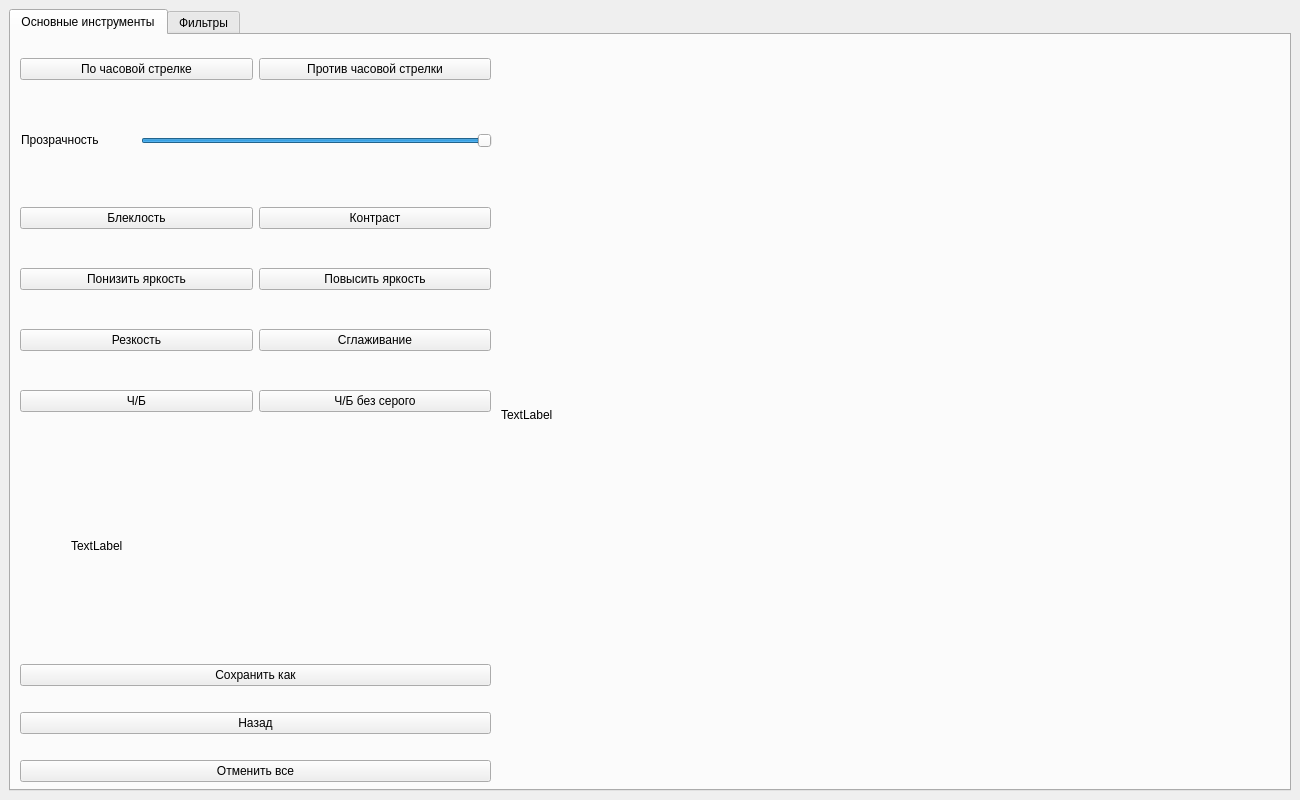
Old version of the form YL_1.ui in the repository 1nc0-gn1t0s/YL_1.
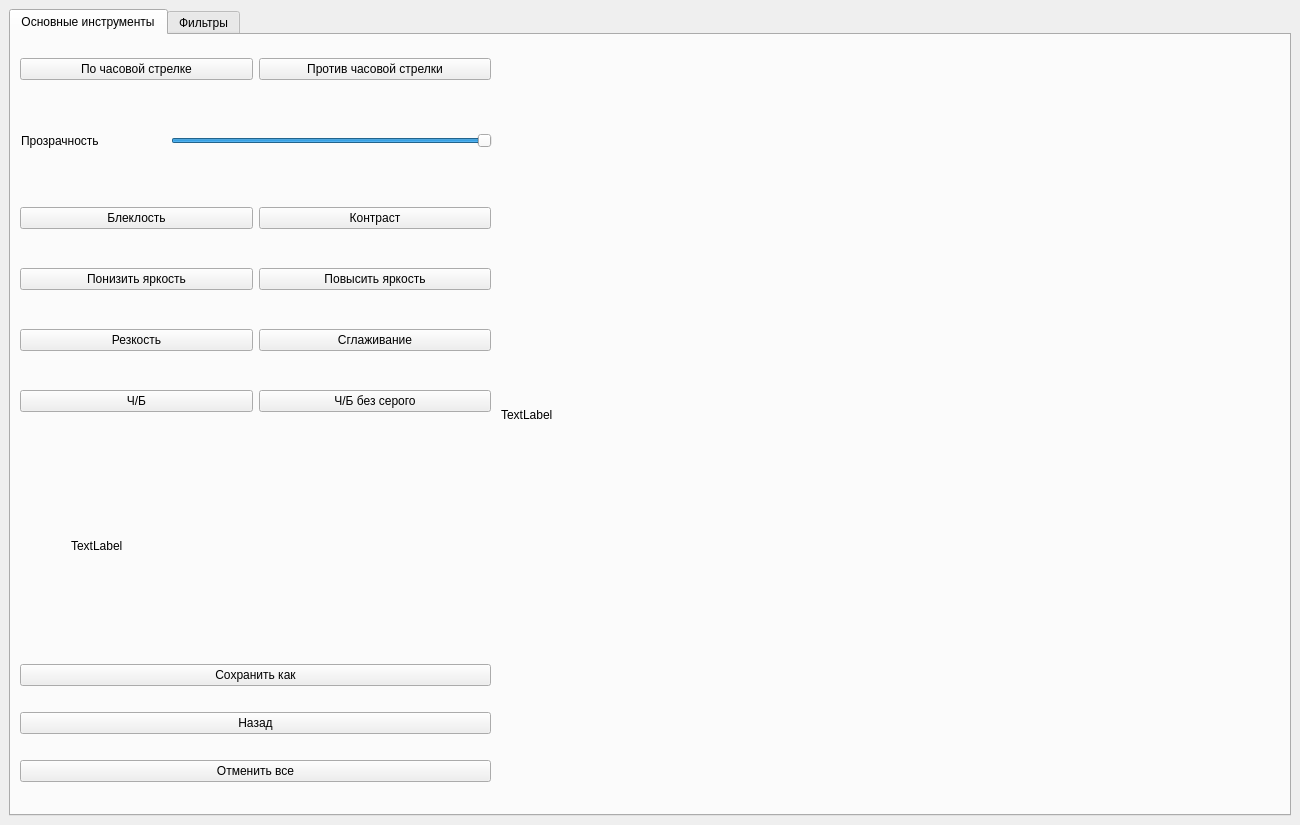
New version of the form.

Diff of the .ui file:
```diff
--- a/YL_1.ui
+++ b/YL_1.ui
@@ -7,7 +7,7 @@
     <x>0</x>
     <y>0</y>
     <width>1300</width>
-    <height>800</height>
+    <height>825</height>
    </rect>
   </property>
   <property name="windowTitle">
@@ -99,9 +99,9 @@
        <widget class="QWidget" name="verticalLayoutWidget_4">
         <property name="geometry">
          <rect>
-          <x>130</x>
+          <x>160</x>
           <y>50</y>
-          <width>351</width>
+          <width>321</width>
           <height>111</height>
          </rect>
         </property>
@@ -121,28 +121,6 @@
          </item>
         </layout>
        </widget>
-       <widget class="QWidget" name="verticalLayoutWidget_5">
-        <property name="geometry">
-         <rect>
-          <x>10</x>
-          <y>54</y>
-          <width>120</width>
-          <height>101</height>
-         </rect>
-        </property>
-        <layout class="QVBoxLayout" name="verticalLayout_5">
-         <item>
-          <widget class="QLabel" name="label_2">
-           <property name="text">
-            <string>Прозрачность</string>
-           </property>
-           <property name="margin">
-            <number>10</number>
-           </property>
-          </widget>
-         </item>
-        </layout>
-       </widget>
        <widget class="QLabel" name="logo">
         <property name="geometry">
          <rect>
@@ -224,6 +202,22 @@
          </item>
         </layout>
        </widget>
+       <widget class="QLabel" name="label">
+        <property name="geometry">
+         <rect>
+          <x>10</x>
+          <y>50</y>
+          <width>151</width>
+          <height>111</height>
+         </rect>
+        </property>
+        <property name="text">
+         <string>Прозрачность</string>
+        </property>
+        <property name="margin">
+         <number>10</number>
+        </property>
+       </widget>
       </widget>
       <widget class="QWidget" name="Filters">
        <attribute name="title">
```
